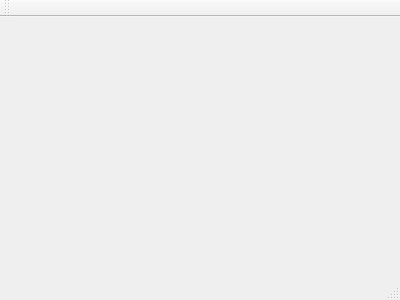
gwolf/clase-sistop-2017-01, file proyectos/Proyecto_Erik_Sebastian/MonitorRAM/mainwindow.ui: the form before one commit.
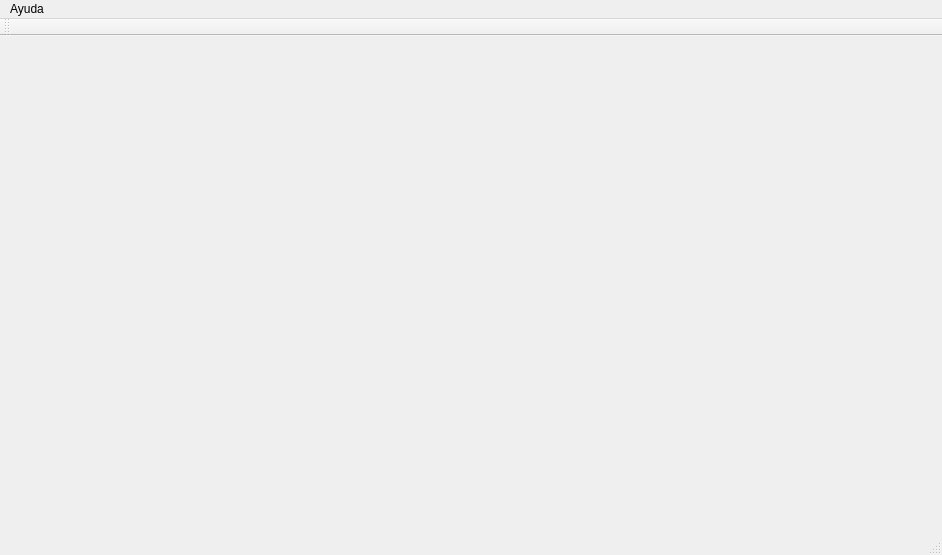
The form after the commit.

Patch:
```diff
--- a/proyectos/Proyecto_Erik_Sebastian/MonitorRAM/mainwindow.ui
+++ b/proyectos/Proyecto_Erik_Sebastian/MonitorRAM/mainwindow.ui
@@ -1,24 +1,45 @@
 <ui version="4.0">
  <class>MainWindow</class>
- <widget class="QMainWindow" name="MainWindow" >
-  <property name="geometry" >
+ <widget class="QMainWindow" name="MainWindow">
+  <property name="geometry">
    <rect>
     <x>0</x>
     <y>0</y>
-    <width>400</width>
-    <height>300</height>
+    <width>942</width>
+    <height>555</height>
    </rect>
   </property>
   <property name="windowTitle" >
    <string>MainWindow</string>
   </property>
-  <widget class="QMenuBar" name="menuBar" />
-  <widget class="QToolBar" name="mainToolBar" />
-  <widget class="QWidget" name="centralWidget" />
-  <widget class="QStatusBar" name="statusBar" />
+  <widget class="QWidget" name="centralWidget"/>
+  <widget class="QMenuBar" name="menuBar">
+   <property name="geometry">
+    <rect>
+     <x>0</x>
+     <y>0</y>
+     <width>942</width>
+     <height>20</height>
+    </rect>
+   </property>
+   <widget class="QMenu" name="menuAcerca_de">
+    <property name="title">
+     <string>Ayuda</string>
+    </property>
+   </widget>
+   <addaction name="menuAcerca_de"/>
+  </widget>
+  <widget class="QToolBar" name="mainToolBar">
+   <attribute name="toolBarArea">
+    <enum>TopToolBarArea</enum>
+   </attribute>
+   <attribute name="toolBarBreak">
+    <bool>false</bool>
+   </attribute>
+  </widget>
+  <widget class="QStatusBar" name="statusBar"/>
  </widget>
- <layoutDefault spacing="6" margin="11" />
- <pixmapfunction></pixmapfunction>
+ <layoutdefault spacing="6" margin="11"/>
  <resources/>
  <connections/>
 </ui>
```
Left out of the diff: 5 changed lines with no effect on the pictures.
